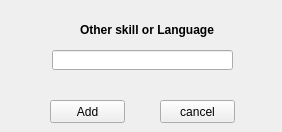
First picture: the form in widgets_file/ui_file_backup/other_skills.ui, repository ericmullally/dnd_tracker, before the edit.
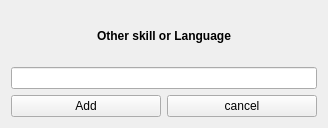
Second picture: the form after the edit.

The edit to the form file:
```diff
--- a/widgets_file/ui_file_backup/other_skills.ui
+++ b/widgets_file/ui_file_backup/other_skills.ui
@@ -6,32 +6,16 @@
    <rect>
     <x>0</x>
     <y>0</y>
-    <width>282</width>
-    <height>132</height>
+    <width>328</width>
+    <height>128</height>
    </rect>
   </property>
   <property name="windowTitle">
    <string>Form</string>
   </property>
-  <widget class="QLineEdit" name="skills_input">
-   <property name="geometry">
-    <rect>
-     <x>52</x>
-     <y>50</y>
-     <width>181</width>
-     <height>20</height>
-    </rect>
-   </property>
-  </widget>
+  <layout class="QGridLayout" name="gridLayout">
+   <item row="0" column="0" colspan="2">
   <widget class="QLabel" name="label">
-   <property name="geometry">
-    <rect>
-     <x>80</x>
-     <y>20</y>
-     <width>181</width>
-     <height>20</height>
-    </rect>
-   </property>
    <property name="font">
     <font>
      <weight>75</weight>
@@ -41,33 +25,29 @@
    <property name="text">
     <string>Other skill or Language</string>
    </property>
-  </widget>
+     <property name="alignment">
+      <set>Qt::AlignCenter</set>
+     </property>
+    </widget>
+   </item>
+   <item row="1" column="0" colspan="2">
+    <widget class="QLineEdit" name="skills_input"/>
+   </item>
+   <item row="2" column="0">
   <widget class="QPushButton" name="add_button">
-   <property name="geometry">
-    <rect>
-     <x>50</x>
-     <y>100</y>
-     <width>75</width>
-     <height>23</height>
-    </rect>
-   </property>
    <property name="text">
     <string>Add</string>
    </property>
   </widget>
+   </item>
+   <item row="2" column="1">
   <widget class="QPushButton" name="cancel_button">
-   <property name="geometry">
-    <rect>
-     <x>160</x>
-     <y>100</y>
-     <width>75</width>
-     <height>23</height>
-    </rect>
-   </property>
    <property name="text">
     <string>cancel</string>
    </property>
   </widget>
+   </item>
+  </layout>
  </widget>
  <resources/>
  <connections/>
```
Lines whose indentation alone changed are shown as unchanged.
